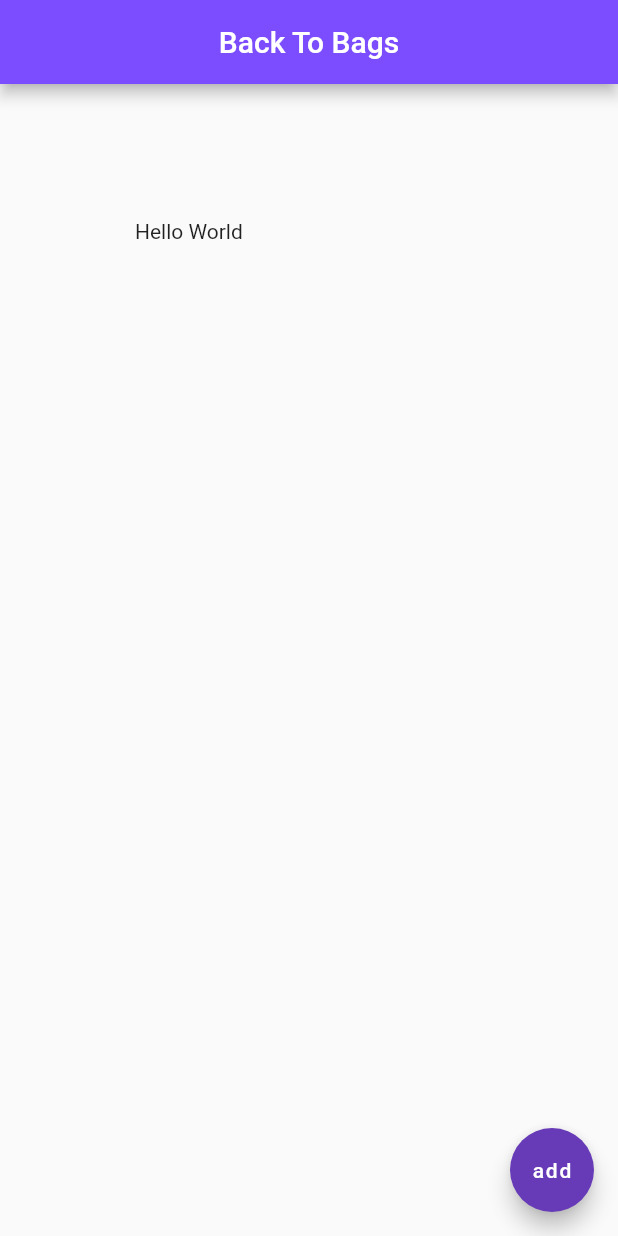
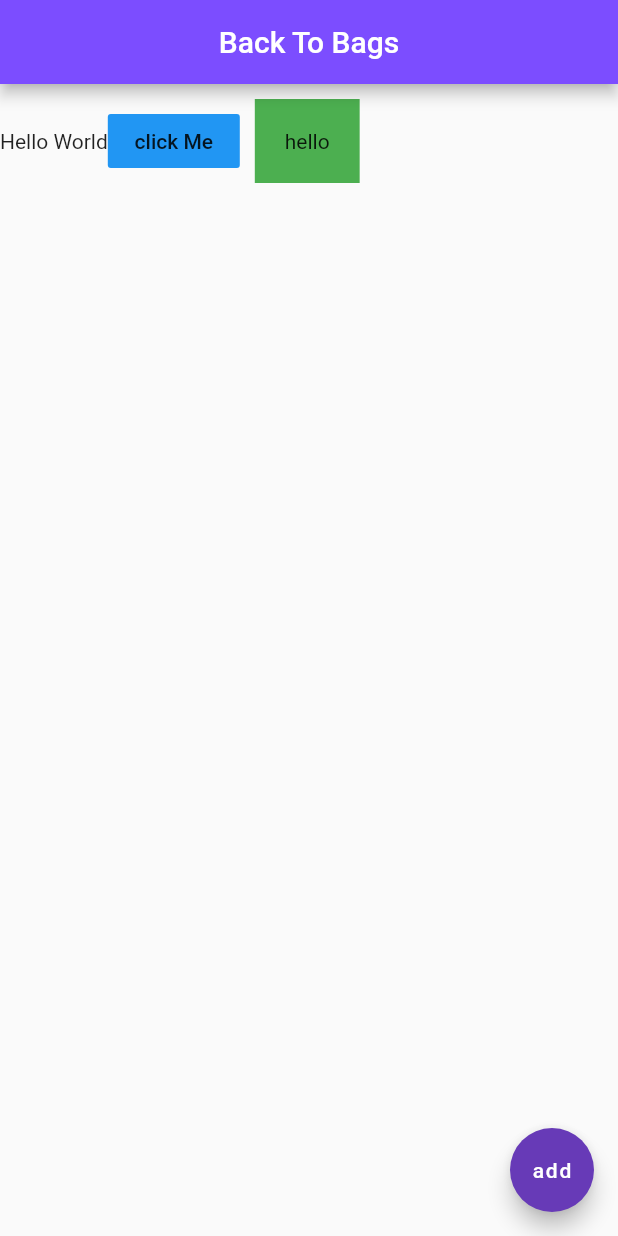
Before and after one commit to gokintosh/myapp, a Flutter app: the screen it shows after launch, on a phone screen of 412 x 824 dp. Run offline on Flutter 3.47's test engine with Material 2 defaults, Android fonts, the phone set to English and light mode, and no system bars.

Commit message:
wrote a bunch of code with row widget

```diff
--- a/lib/main.dart
+++ b/lib/main.dart
@@ -14,9 +14,21 @@ class Home extends StatelessWidget {
         centerTitle: true,
         backgroundColor: Colors.deepPurpleAccent,
       ),
-      body:Padding(
-        padding: EdgeInsets.all(90.0),
-        child: Text('Hello World'),
+      body:Row(
+        children: <Widget>[
+          Text('Hello World'),
+          FlatButton(
+            onPressed: (){},
+            color: Colors.blue,
+            child: Text('click Me'),
+          ),
+          Container(
+            color: Colors.green,
+            padding: EdgeInsets.all(20.0),
+            margin: EdgeInsets.all(10.0),
+            child: Text('hello'),
+          ),
+        ],
       ),
 
       floatingActionButton: FloatingActionButton(
```
